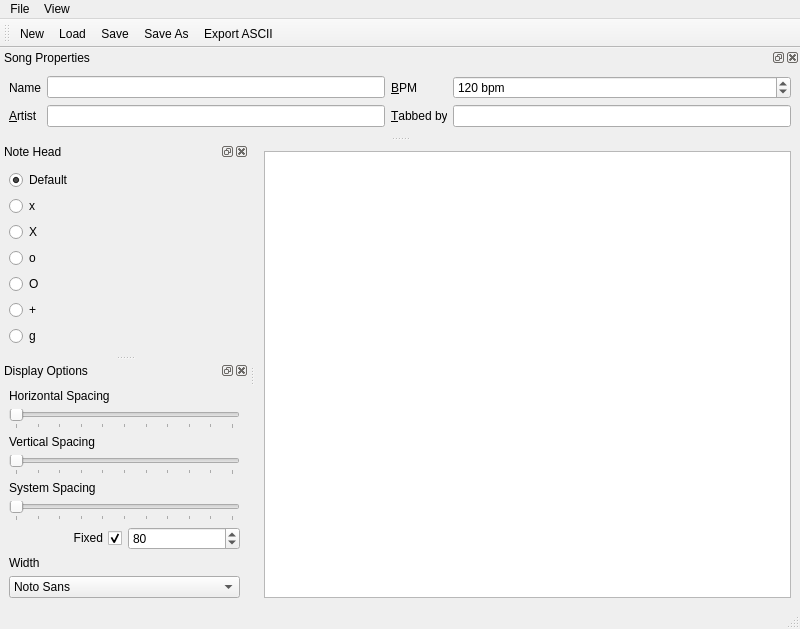
This is src/GUI/drumburp.ui in Whatang/DrumBurp as Qt 5 draws it before an edit. The edited form follows.
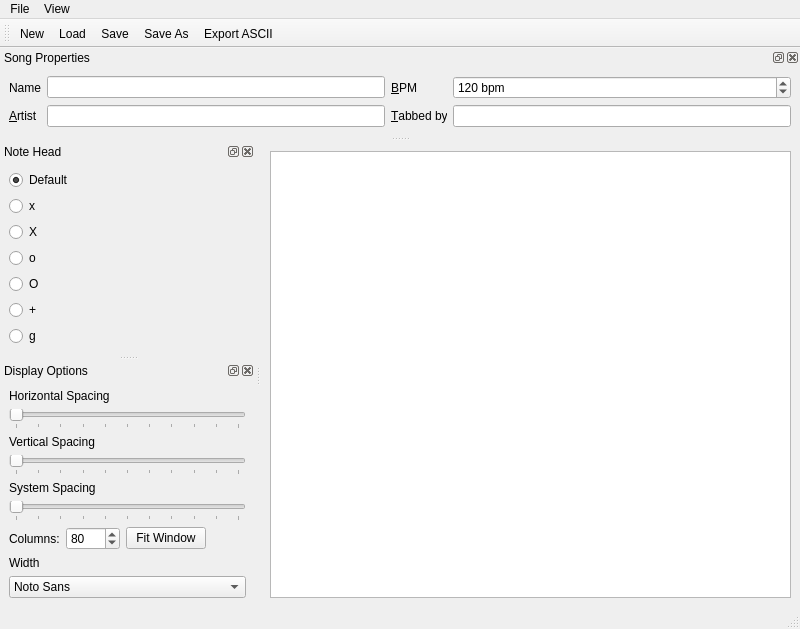
This is the edited form. Custom widgets are drawn as their Qt base class.

Commit message: Allow the Score formatting width to change.

What changed in the file:
```diff
--- a/src/GUI/drumburp.ui
+++ b/src/GUI/drumburp.ui
@@ -318,15 +318,9 @@
      <item>
       <layout class="QHBoxLayout" name="horizontalLayout_2">
        <item>
-        <widget class="QCheckBox" name="fixedWidthCheckBox">
-         <property name="layoutDirection">
-          <enum>Qt::RightToLeft</enum>
-         </property>
+        <widget class="QLabel" name="label_3">
          <property name="text">
-          <string>Fixed</string>
-         </property>
-         <property name="checked">
-          <bool>true</bool>
+          <string>Columns:</string>
          </property>
         </widget>
        </item>
@@ -343,6 +337,38 @@
          </property>
         </widget>
        </item>
+       <item>
+        <widget class="QPushButton" name="fitWindowButton">
+         <property name="sizePolicy">
+          <sizepolicy hsizetype="Fixed" vsizetype="Fixed">
+           <horstretch>0</horstretch>
+           <verstretch>0</verstretch>
+          </sizepolicy>
+         </property>
+         <property name="toolTip">
+          <string>Fit Score In Window</string>
+         </property>
+         <property name="statusTip">
+          <string>Attempt to make the score as wide as possible within the current window.</string>
+         </property>
+         <property name="text">
+          <string>Fit Window</string>
+         </property>
+        </widget>
+       </item>
+       <item>
+        <spacer name="horizontalSpacer">
+         <property name="orientation">
+          <enum>Qt::Horizontal</enum>
+         </property>
+         <property name="sizeHint" stdset="0">
+          <size>
+           <width>40</width>
+           <height>20</height>
+          </size>
+         </property>
+        </spacer>
+       </item>
       </layout>
      </item>
      <item>
```
Left out of the diff: 82 changed lines with no effect on the pictures. The commit also changes 5 other files.
